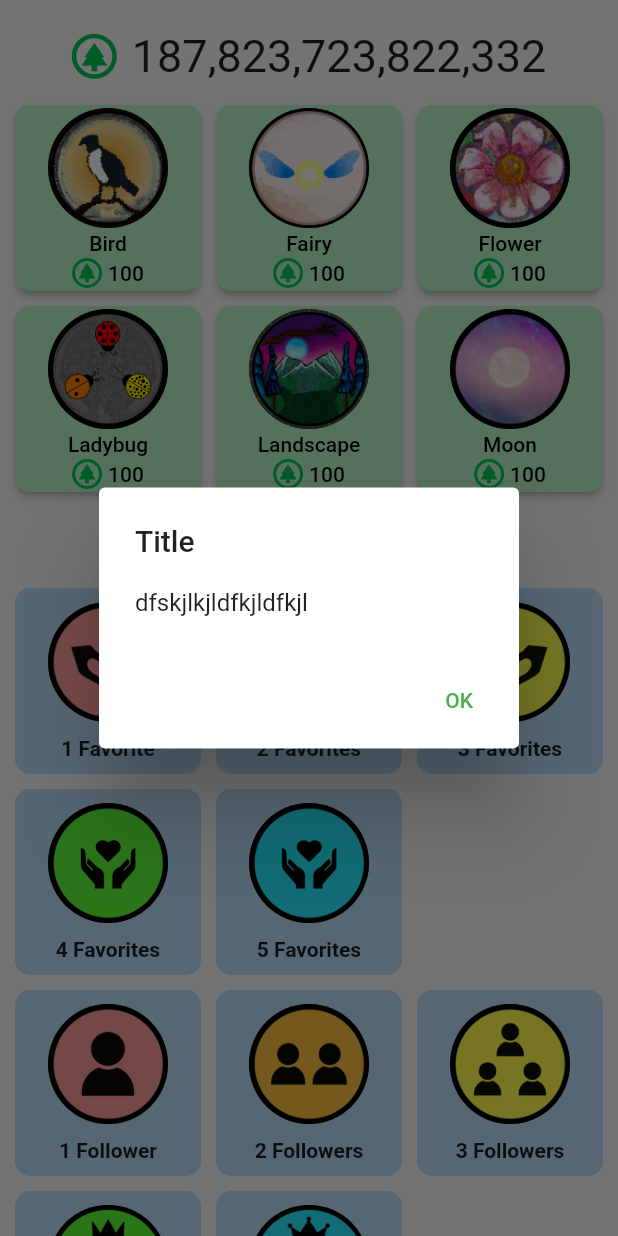
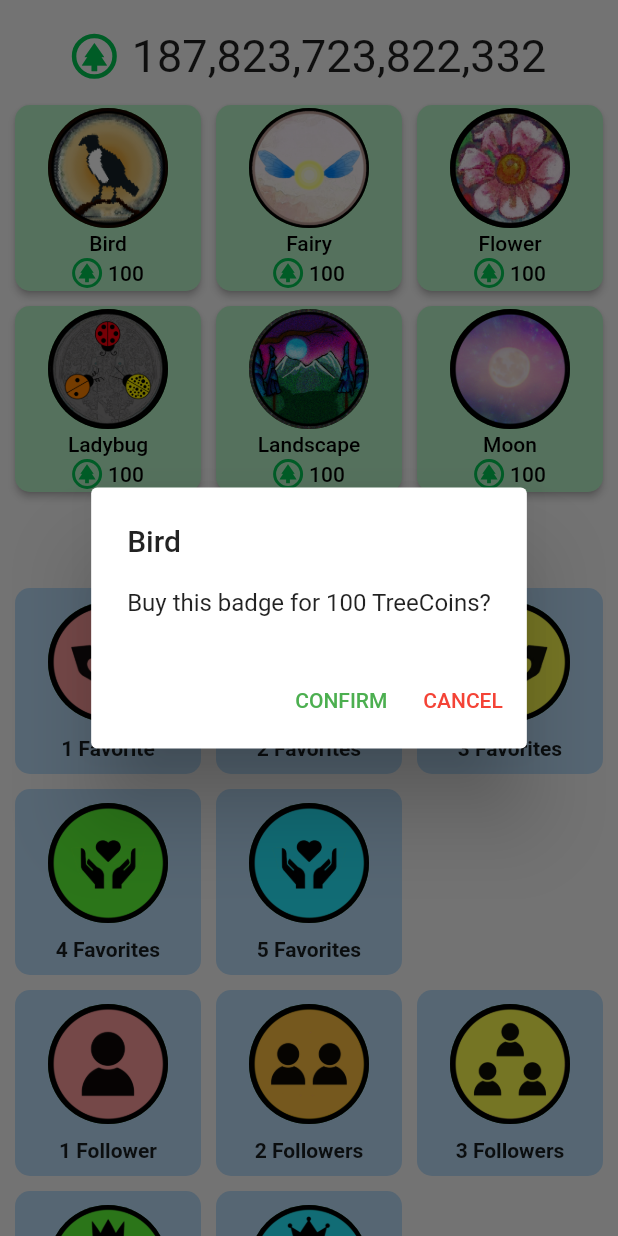
Before and after one commit to Software-Development-2022-2023/community-connect, a Flutter app: the MarketplaceScreen widget shown alone on an empty page, opened directly, after a tap on "Bird", on a phone screen of 412 x 824 dp. Run offline on Flutter 3.47's test engine with Material 2 defaults, Android fonts, the phone set to English and light mode, and no system bars; our stand-ins replace firebase_core, firebase_database, image_picker, yaml; accounts and stored records are empty; network calls fail.

Commit message:
feat: create popup confirmation box and add to marketplace

```diff
--- a/lib/screens/marketplace.dart
+++ b/lib/screens/marketplace.dart
@@ -13,9 +13,15 @@ Container treeCoinIcon(double size) => Container(
   child: Icon(Icons.park, size: size * .75, color: Colors.greenAccent[700]!,),
 );
 
-class MarketplaceScreen extends StatelessWidget {
+
+class MarketplaceScreen extends StatefulWidget {
   const MarketplaceScreen({Key? key}) : super(key: key);
 
+  @override
+  State<MarketplaceScreen> createState() => _MarketplaceScreenState();
+}
+
+class _MarketplaceScreenState extends State<MarketplaceScreen> {
   @override
   Widget build(BuildContext context) {
     int achievementBadgeCount = 0;
@@ -85,10 +91,19 @@ class MarketplaceScreen extends StatelessWidget {
                         ),
                       ),
                       onPressed: () {
-                        if (hasBadge && 1000 >= 0) { // TODO: Also check if user has enough TreeCoins.
+                        if (hasBadge || 1000 < badge.cost) { // TODO: Also check if user has enough TreeCoins.
                           return;
                         }
-                        popup(context, "Title", "dfskjlkjldfkjldfkjl");
+                        showDialog(
+                          context: context,
+                          builder: (context) => popup(context, badge.name, "Buy this badge for ${badge.cost} TreeCoins?")
+                          ).then((value) {
+                          if (value) {
+                            print("Buy badge.");
+                            // TODO: Buy badge.
+                            setState(() {});
+                          }
+                        });
                       },
                       child: Column(
                         mainAxisAlignment: MainAxisAlignment.spaceEvenly,
--- a/lib/util.dart
+++ b/lib/util.dart
@@ -40,20 +40,32 @@ String formatNumber(int number, {int digits=-1, int firstDigitsExponent=6, int d
 }
 
 
-void popup(BuildContext context, String title, String message, {List<Widget>? actions}) {
+AlertDialog popup(BuildContext context, String title, String message, {String? textAction, List<Widget>? actions}) {
+  /* General usage:
   showDialog(
     context: context,
-    builder: (context) {
+    builder: (context) => popup(context, "Title", "Message"),
+  ).then((value) {
+    if (value) {
+      // Do something if confirmed.
+    }
+  });
+   */
   return AlertDialog(
     title: Text(title),
     content: Text(message),
     actions: actions ?? [
       TextButton(
-            onPressed: () => Navigator.pop(context),
-            child: const Text("OK"),
+        onPressed: () => Navigator.pop(context, true),
+        child: Text(textAction ?? "CONFIRM"),
+      ),
+      TextButton(
+        onPressed: () => Navigator.pop(context, false),
+        child: const Text("CANCEL"),
+        style: TextButton.styleFrom(
+          foregroundColor: Colors.red,
+        )
       ),
     ],
   );
 }
-  );
-}
```
Lines whose indentation alone changed are shown as unchanged.
